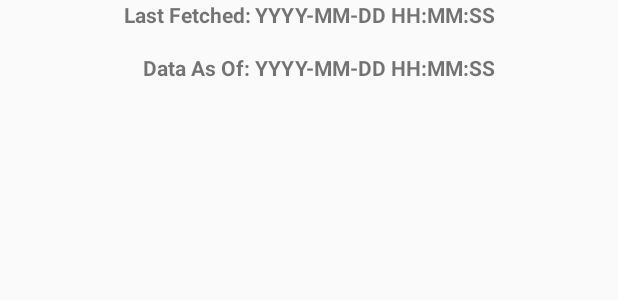
After one commit to kangelov/AvailabilityDashboardAndroid, an Android app: the layout list_footer_updated.xml on its own in the app's theme, with its tools: preview values and no code run, on a phone screen of 412 x 824 dp. The commit adds this screen. Shown: the top 300 px of the screen. Run offline under Robolectric (Android 15) with nearby library versions, the phone set to English and light mode, and no system bars.

Commit message:
Added the two footers with logic to flip between them.

```diff
--- /dev/null
+++ b/app/src/main/res/layout/list_footer_updated.xml
@@ -0,0 +1,56 @@
+<?xml version="1.0" encoding="utf-8"?>
+<GridLayout xmlns:android="http://schemas.android.com/apk/res/android"
+    android:layout_width="match_parent"
+    android:layout_height="70dp"
+    android:layout_gravity="center_horizontal"
+    android:background="@color/background_material_light"
+    android:columnCount="2"
+    android:orientation="horizontal"
+    android:rowCount="2">
+
+    <TextView
+        android:layout_width="wrap_content"
+        android:layout_height="35dp"
+        android:layout_column="0"
+        android:layout_columnWeight="1"
+        android:layout_gravity="right"
+        android:layout_row="0"
+        android:gravity="right"
+        android:text="Last Fetched: "
+        android:textStyle="bold" />
+
+    <TextView
+        android:id="@+id/footer_last_fetched_date"
+        android:layout_width="wrap_content"
+        android:layout_height="35dp"
+        android:layout_column="1"
+        android:layout_columnWeight="1"
+        android:layout_gravity="left"
+        android:layout_row="0"
+        android:gravity="left"
+        android:text="YYYY-MM-DD HH:MM:SS"
+        android:textStyle="bold" />
+
+    <TextView
+        android:layout_width="wrap_content"
+        android:layout_height="35dp"
+        android:layout_column="0"
+        android:layout_columnWeight="1"
+        android:layout_gravity="right"
+        android:layout_row="1"
+        android:gravity="right"
+        android:text="Data As Of: "
+        android:textStyle="bold" />
+
+    <TextView
+        android:id="@+id/footer_last_updated_date"
+        android:layout_width="wrap_content"
+        android:layout_height="35dp"
+        android:layout_column="1"
+        android:layout_columnWeight="1"
+        android:layout_gravity="left"
+        android:layout_row="1"
+        android:gravity="left"
+        android:text="YYYY-MM-DD HH:MM:SS"
+        android:textStyle="bold" />
+</GridLayout>
```
Also changed, not shown: app/src/main/java/com/qualicom/availabilitydashboard/ListActivity.java (+15 -0 lines), app/src/main/java/com/qualicom/availabilitydashboard/ListFooterFragment.java (added, +40 -0 lines), app/src/main/res/layout-sw600dp/activity_list.xml (+5 -9 lines), app/src/main/res/layout/activity_list.xml (+4 -9 lines), app/src/main/res/layout/list_footer_new.xml (added, +18 -0 lines).
